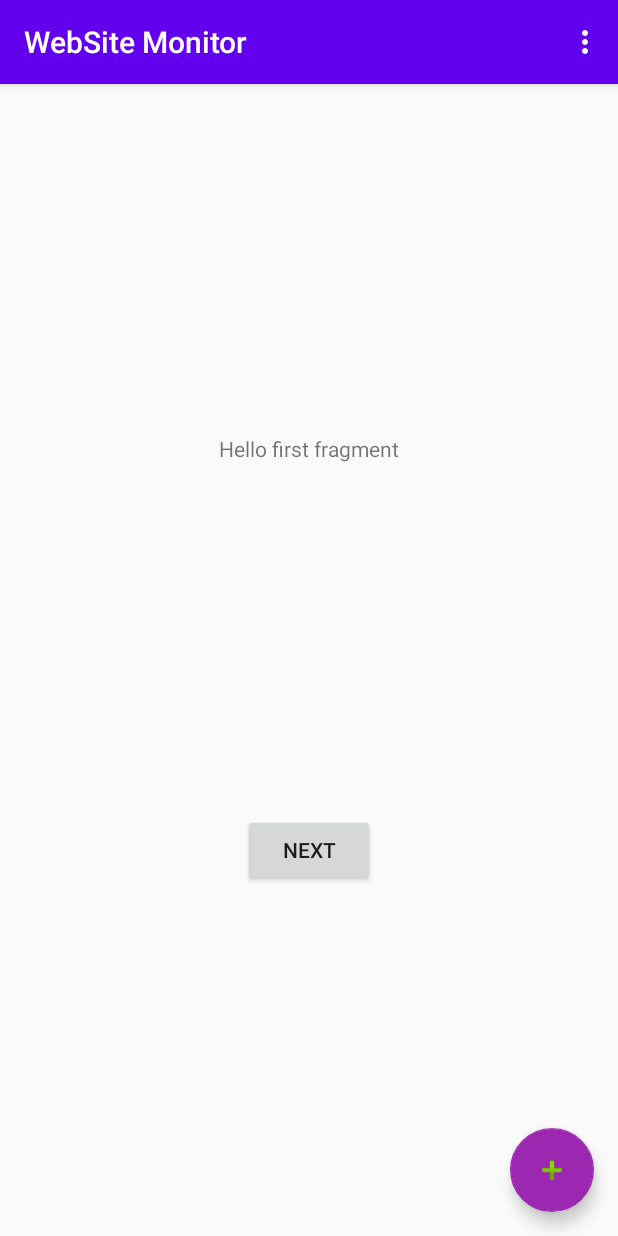
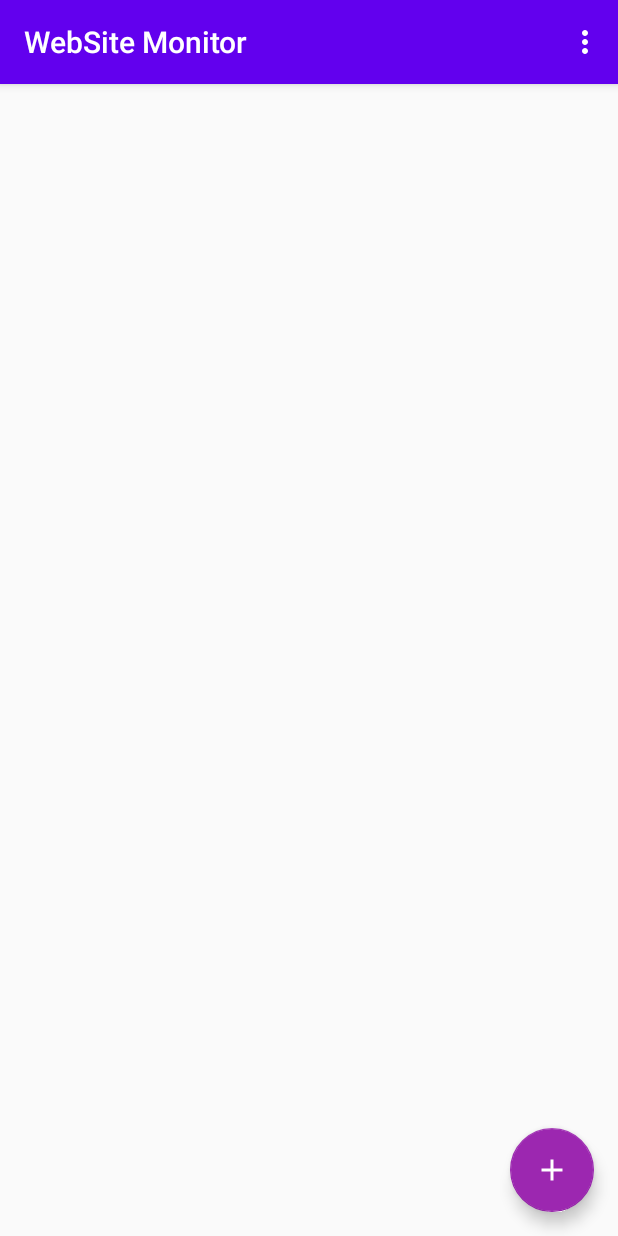
Before and after one commit to theAkito/webmon, an Android app: the screen it shows after launch (MainActivity), on a phone screen of 412 x 824 dp. Run offline under Robolectric (Android 15) with nearby library versions, the phone set to English and light mode, and no system bars.

Commit message:
ui and base setup

```diff
--- a/app/build.gradle
+++ b/app/build.gradle
@@ -43,10 +43,6 @@ dependencies {
     implementation 'com.google.android.material:material:1.2.0'
     implementation 'androidx.constraintlayout:constraintlayout:1.1.3'
 
-    // Navigation
-    implementation 'androidx.navigation:navigation-fragment-ktx:2.3.0'
-    implementation 'androidx.navigation:navigation-ui-ktx:2.3.0'
-
     // Coroutines
     implementation 'org.jetbrains.kotlinx:kotlinx-coroutines-android:1.3.6'
 
--- a/app/src/main/AndroidManifest.xml
+++ b/app/src/main/AndroidManifest.xml
@@ -10,7 +10,7 @@
         android:supportsRtl="true"
         android:theme="@style/AppTheme">
         <activity
-            android:name=".MainActivity"
+            android:name=".ui.MainActivity"
             android:label="@string/app_name"
             android:theme="@style/AppTheme.NoActionBar">
             <intent-filter>
--- a/app/src/main/java/com/manimarank/websitemonitor/FirstFragment.kt
+++ /dev/null
@@ -1,31 +0,0 @@
-package com.manimarank.websitemonitor
-
-import android.os.Bundle
-import androidx.fragment.app.Fragment
-import android.view.LayoutInflater
-import android.view.View
-import android.view.ViewGroup
-import android.widget.Button
-import androidx.navigation.fragment.findNavController
-
-/**
- * A simple [Fragment] subclass as the default destination in the navigation.
- */
-class FirstFragment : Fragment() {
-
-    override fun onCreateView(
-            inflater: LayoutInflater, container: ViewGroup?,
-            savedInstanceState: Bundle?
-    ): View? {
-        // Inflate the layout for this fragment
-        return inflater.inflate(R.layout.fragment_first, container, false)
-    }
-
-    override fun onViewCreated(view: View, savedInstanceState: Bundle?) {
-        super.onViewCreated(view, savedInstanceState)
-
-        view.findViewById<Button>(R.id.button_first).setOnClickListener {
-            findNavController().navigate(R.id.action_FirstFragment_to_SecondFragment)
-        }
-    }
-}
--- a/app/src/main/java/com/manimarank/websitemonitor/MainActivity.kt
+++ b/app/src/main/java/com/manimarank/websitemonitor/ui/MainActivity.kt
@@ -1,4 +1,4 @@
-package com.manimarank.websitemonitor
+package com.manimarank.websitemonitor.ui
 
 import android.os.Bundle
 import com.google.android.material.floatingactionbutton.FloatingActionButton
@@ -6,6 +6,7 @@ import com.google.android.material.snackbar.Snackbar
 import androidx.appcompat.app.AppCompatActivity
 import android.view.Menu
 import android.view.MenuItem
+import com.manimarank.websitemonitor.R
 
 class MainActivity : AppCompatActivity() {
 
@@ -14,22 +15,18 @@ class MainActivity : AppCompatActivity() {
         setContentView(R.layout.activity_main)
         setSupportActionBar(findViewById(R.id.toolbar))
 
-        findViewById<FloatingActionButton>(R.id.fab).setOnClickListener { view ->
+        findViewById<FloatingActionButton>(R.id.fabAdd).setOnClickListener { view ->
             Snackbar.make(view, "Replace with your own action", Snackbar.LENGTH_LONG)
                     .setAction("Action", null).show()
         }
     }
 
     override fun onCreateOptionsMenu(menu: Menu): Boolean {
-        // Inflate the menu; this adds items to the action bar if it is present.
         menuInflater.inflate(R.menu.menu_main, menu)
         return true
     }
 
     override fun onOptionsItemSelected(item: MenuItem): Boolean {
-        // Handle action bar item clicks here. The action bar will
-        // automatically handle clicks on the Home/Up button, so long
-        // as you specify a parent activity in AndroidManifest.xml.
         return when (item.itemId) {
             R.id.action_settings -> true
             else -> super.onOptionsItemSelected(item)
--- /dev/null
+++ b/app/src/main/res/drawable/ic_add.xml
@@ -0,0 +1,9 @@
+<vector xmlns:android="http://schemas.android.com/apk/res/android"
+    android:width="24dp"
+    android:height="24dp"
+    android:viewportWidth="24"
+    android:viewportHeight="24">
+  <path
+      android:fillColor="#FFFFFF"
+      android:pathData="M19,13h-6v6h-2v-6H5v-2h6V5h2v6h6v2z"/>
+</vector>
--- a/app/src/main/res/layout/activity_main.xml
+++ b/app/src/main/res/layout/activity_main.xml
@@ -4,7 +4,7 @@
     xmlns:tools="http://schemas.android.com/tools"
     android:layout_width="match_parent"
     android:layout_height="match_parent"
-    tools:context=".MainActivity">
+    tools:context=".ui.MainActivity">
 
     <com.google.android.material.appbar.AppBarLayout
         android:layout_width="match_parent"
@@ -21,12 +21,12 @@
     </com.google.android.material.appbar.AppBarLayout>
 
     <com.google.android.material.floatingactionbutton.FloatingActionButton
-        android:id="@+id/fab"
+        android:id="@+id/fabAdd"
         android:layout_width="wrap_content"
         android:layout_height="wrap_content"
         android:layout_gravity="bottom|end"
         android:layout_margin="@dimen/fab_margin"
-        app:srcCompat="@android:drawable/ic_input_add" />
+        app:srcCompat="@drawable/ic_add" />
 
     <include layout="@layout/content_main" />
 
--- a/app/src/main/res/layout/content_main.xml
+++ b/app/src/main/res/layout/content_main.xml
@@ -3,17 +3,18 @@
     xmlns:app="http://schemas.android.com/apk/res-auto"
     android:layout_width="match_parent"
     android:layout_height="match_parent"
+    xmlns:tools="http://schemas.android.com/tools"
     app:layout_behavior="@string/appbar_scrolling_view_behavior">
 
-    <fragment
-        android:id="@+id/nav_host_fragment"
-        android:name="androidx.navigation.fragment.NavHostFragment"
-        android:layout_width="0dp"
-        android:layout_height="0dp"
-        app:defaultNavHost="true"
+    <androidx.recyclerview.widget.RecyclerView
+        android:layout_width="match_parent"
+        android:id="@+id/recyclerView"
+        tools:listitem="@layout/item_website_row"
+        android:layout_height="match_parent"
         app:layout_constraintBottom_toBottomOf="parent"
         app:layout_constraintLeft_toLeftOf="parent"
         app:layout_constraintRight_toRightOf="parent"
-        app:layout_constraintTop_toTopOf="parent"
-        app:navGraph="@navigation/nav_graph" />
+        app:layout_constraintTop_toTopOf="parent"/>
+
+
 </androidx.constraintlayout.widget.ConstraintLayout>
--- a/app/src/main/res/layout/fragment_first.xml
+++ /dev/null
@@ -1,28 +0,0 @@
-<?xml version="1.0" encoding="utf-8"?>
-<androidx.constraintlayout.widget.ConstraintLayout xmlns:android="http://schemas.android.com/apk/res/android"
-    xmlns:app="http://schemas.android.com/apk/res-auto"
-    xmlns:tools="http://schemas.android.com/tools"
-    android:layout_width="match_parent"
-    android:layout_height="match_parent"
-    tools:context=".FirstFragment">
-
-    <Button
-        android:id="@+id/button_first"
-        android:layout_width="wrap_content"
-        android:layout_height="wrap_content"
-        android:text="@string/next"
-        app:layout_constraintBottom_toBottomOf="parent"
-        app:layout_constraintEnd_toEndOf="parent"
-        app:layout_constraintStart_toStartOf="parent"
-        app:layout_constraintTop_toBottomOf="@id/textview_first" />
-
-    <TextView
-        android:id="@+id/textview_first"
-        android:layout_width="wrap_content"
-        android:layout_height="wrap_content"
-        android:text="@string/hello_first_fragment"
-        app:layout_constraintBottom_toTopOf="@id/button_first"
-        app:layout_constraintEnd_toEndOf="parent"
-        app:layout_constraintStart_toStartOf="parent"
-        app:layout_constraintTop_toTopOf="parent" />
-</androidx.constraintlayout.widget.ConstraintLayout>
--- a/app/src/main/res/menu/menu_main.xml
+++ b/app/src/main/res/menu/menu_main.xml
@@ -1,7 +1,7 @@
 <menu xmlns:android="http://schemas.android.com/apk/res/android"
     xmlns:app="http://schemas.android.com/apk/res-auto"
     xmlns:tools="http://schemas.android.com/tools"
-    tools:context="com.manimarank.websitemonitor.MainActivity">
+    tools:context="com.manimarank.websitemonitor.ui.MainActivity">
     <item
         android:id="@+id/action_settings"
         android:orderInCategory="100"
--- a/app/src/main/res/navigation/nav_graph.xml
+++ /dev/null
@@ -1,28 +0,0 @@
-<?xml version="1.0" encoding="utf-8"?>
-<navigation xmlns:android="http://schemas.android.com/apk/res/android"
-    xmlns:app="http://schemas.android.com/apk/res-auto"
-    xmlns:tools="http://schemas.android.com/tools"
-    android:id="@+id/nav_graph"
-    app:startDestination="@id/FirstFragment">
-
-    <fragment
-        android:id="@+id/FirstFragment"
-        android:name="com.manimarank.websitemonitor.FirstFragment"
-        android:label="@string/first_fragment_label"
-        tools:layout="@layout/fragment_first">
-
-        <action
-            android:id="@+id/action_FirstFragment_to_SecondFragment"
-            app:destination="@id/SecondFragment" />
-    </fragment>
-    <fragment
-        android:id="@+id/SecondFragment"
-        android:name="com.manimarank.websitemonitor.SecondFragment"
-        android:label="@string/second_fragment_label"
-        tools:layout="@layout/fragment_second">
-
-        <action
-            android:id="@+id/action_SecondFragment_to_FirstFragment"
-            app:destination="@id/FirstFragment" />
-    </fragment>
-</navigation>
--- a/app/src/main/res/values/dimens.xml
+++ b/app/src/main/res/values/dimens.xml
@@ -1,3 +1,4 @@
 <resources>
     <dimen name="fab_margin">16dp</dimen>
+    <dimen name="icon_size">32dp</dimen>
 </resources>
```
Also changed, not shown: app/src/main/java/com/manimarank/websitemonitor/SecondFragment.kt (deleted, +0 -31 lines), app/src/main/res/drawable/ic_pause.xml (added, +10 -0 lines), app/src/main/res/drawable/ic_play.xml (added, +10 -0 lines), app/src/main/res/layout/fragment_second.xml (deleted, +0 -27 lines), app/src/main/res/layout/item_website_row.xml (added, +64 -0 lines).
